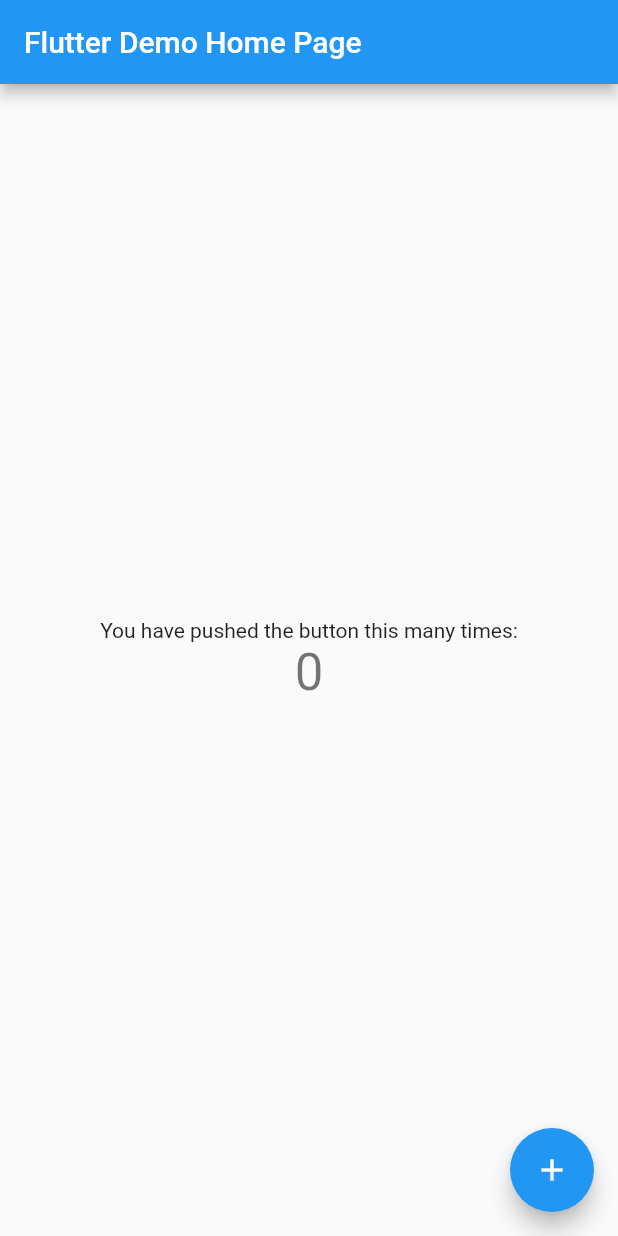
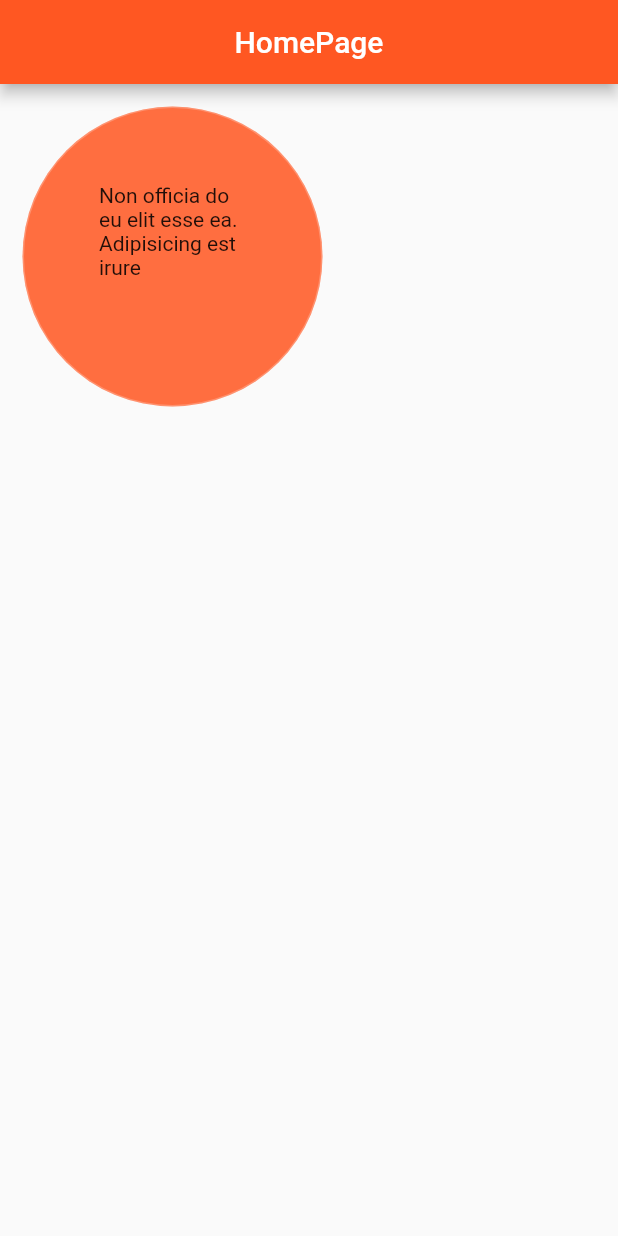
Before and after one commit to Snarf17/flutter-basic, a Flutter app: the screen it shows after launch, on a phone screen of 412 x 824 dp. Run offline on Flutter 3.47's test engine with Material 2 defaults, Android fonts, the phone set to English and light mode, and no system bars.

Commit message:
Container

```diff
--- a/lib/main.dart
+++ b/lib/main.dart
@@ -1,4 +1,5 @@
 import 'package:flutter/material.dart';
+import 'package:learn_flutter/widget/sample_container.dart';
 
 void main() {
   runApp(const MyApp());
@@ -7,109 +8,30 @@ void main() {
 class MyApp extends StatelessWidget {
   const MyApp({super.key});
 
-  // This widget is the root of your application.
   @override
   Widget build(BuildContext context) {
     return MaterialApp(
       title: 'Flutter Demo',
       theme: ThemeData(
-        // This is the theme of your application.
-        //
-        // Try running your application with "flutter run". You'll see the
-        // application has a blue toolbar. Then, without quitting the app, try
-        // changing the primarySwatch below to Colors.green and then invoke
-        // "hot reload" (press "r" in the console where you ran "flutter run",
-        // or simply save your changes to "hot reload" in a Flutter IDE).
-        // Notice that the counter didn't reset back to zero; the application
-        // is not restarted.
         primarySwatch: Colors.blue,
       ),
-      home: const MyHomePage(title: 'Flutter Demo Home Page'),
+      home: const HomePage(),
     );
   }
 }
 
-class MyHomePage extends StatefulWidget {
-  const MyHomePage({super.key, required this.title});
-
-  // This widget is the home page of your application. It is stateful, meaning
-  // that it has a State object (defined below) that contains fields that affect
-  // how it looks.
-
-  // This class is the configuration for the state. It holds the values (in this
-  // case the title) provided by the parent (in this case the App widget) and
-  // used by the build method of the State. Fields in a Widget subclass are
-  // always marked "final".
-
-  final String title;
-
-  @override
-  State<MyHomePage> createState() => _MyHomePageState();
-}
-
-class _MyHomePageState extends State<MyHomePage> {
-  int _counter = 0;
-
-  void _incrementCounter() {
-    setState(() {
-      // This call to setState tells the Flutter framework that something has
-      // changed in this State, which causes it to rerun the build method below
-      // so that the display can reflect the updated values. If we changed
-      // _counter without calling setState(), then the build method would not be
-      // called again, and so nothing would appear to happen.
-      _counter++;
-    });
-  }
+class HomePage extends StatelessWidget {
+  const HomePage({super.key});
 
   @override
   Widget build(BuildContext context) {
-    // This method is rerun every time setState is called, for instance as done
-    // by the _incrementCounter method above.
-    //
-    // The Flutter framework has been optimized to make rerunning build methods
-    // fast, so that you can just rebuild anything that needs updating rather
-    // than having to individually change instances of widgets.
     return Scaffold(
       appBar: AppBar(
-        // Here we take the value from the MyHomePage object that was created by
-        // the App.build method, and use it to set our appbar title.
-        title: Text(widget.title),
+        title: const Text('HomePage'),
+        backgroundColor: Colors.deepOrange,
+        centerTitle: true,
       ),
-      body: Center(
-        // Center is a layout widget. It takes a single child and positions it
-        // in the middle of the parent.
-        child: Column(
-          // Column is also a layout widget. It takes a list of children and
-          // arranges them vertically. By default, it sizes itself to fit its
-          // children horizontally, and tries to be as tall as its parent.
-          //
-          // Invoke "debug painting" (press "p" in the console, choose the
-          // "Toggle Debug Paint" action from the Flutter Inspector in Android
-          // Studio, or the "Toggle Debug Paint" command in Visual Studio Code)
-          // to see the wireframe for each widget.
-          //
-          // Column has various properties to control how it sizes itself and
-          // how it positions its children. Here we use mainAxisAlignment to
-          // center the children vertically; the main axis here is the vertical
-          // axis because Columns are vertical (the cross axis would be
-          // horizontal).
-          mainAxisAlignment: MainAxisAlignment.center,
-          children: <Widget>[
-            const Text(
-              'You have pushed the button this many times:',
-            ),
-            Text(
-              '$_counter',
-              style: Theme.of(context).textTheme.headline4,
-            ),
-          ],
-        ),
-      ),
-      floatingActionButton: FloatingActionButton(
-        onPressed: _incrementCounter,
-        tooltip: 'Increment',
-        child: const Icon(Icons.add),
-      ), // This trailing comma makes auto-formatting nicer for build methods.
+      body: const SampleContainer(),
     );
   }
 }
--- /dev/null
+++ b/lib/widget/sample_container.dart
@@ -0,0 +1,25 @@
+import 'package:flutter/animation.dart';
+import 'package:flutter/material.dart';
+import 'package:flutter/src/widgets/container.dart';
+import 'package:flutter/src/widgets/framework.dart';
+
+class SampleContainer extends StatelessWidget {
+  const SampleContainer({super.key});
+
+  @override
+  Widget build(BuildContext context) {
+    return Container(
+      // margin: const EdgeInsets.fromLTRB(12, 0, 0, 0), //
+      margin: const EdgeInsets.all(15),
+      padding: const EdgeInsets.all(50),
+      height: 200,
+      width: 200,
+      decoration: BoxDecoration(
+          color: Colors.deepOrangeAccent,
+          border: Border.all(width: 1, color: Colors.white24),
+          borderRadius: BorderRadius.circular(100)),
+      child:
+          const Text('Non officia do eu elit esse ea. Adipisicing est irure  '),
+    );
+  }
+}
```
